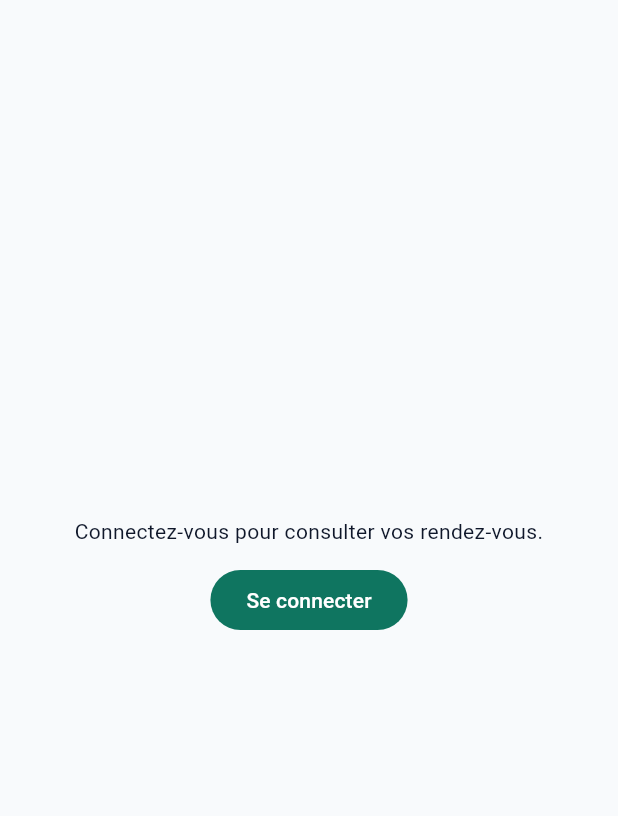
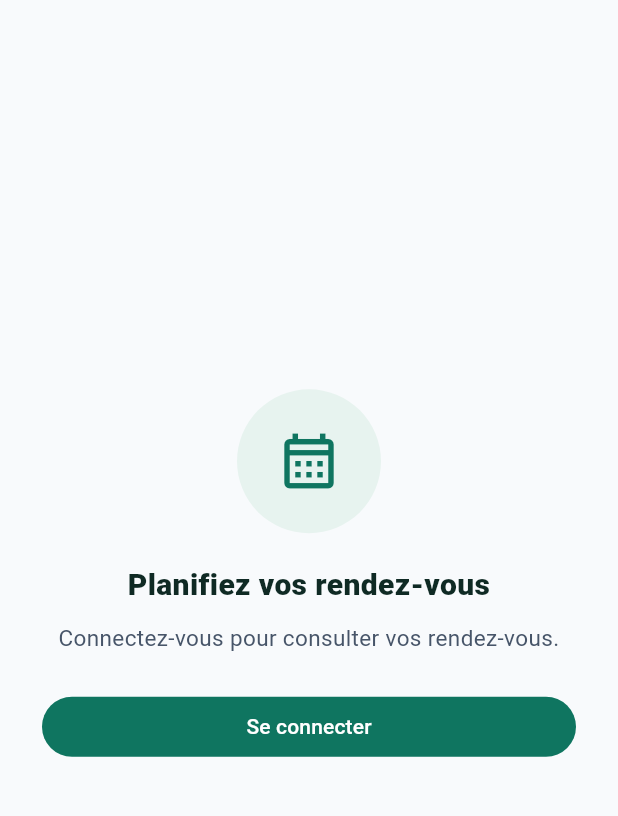
Before and after one commit to Ariles2025-ops/tabibi-mobile, a Flutter app: the screen it shows after launch, item 2 of the bottom bar chosen, on a phone screen of 412 x 824 dp, the part 84-900 px from its top. Run offline on Flutter 3.47's test engine with Material 3 defaults, Android fonts, the phone set to English and light mode, and no system bars; our stand-ins replace flutter_svg, open_filex, shared_preferences; missing offline and left inert: flutter_appauth; network calls fail; project files that could hold a hidden picture were left out.

Commit message:
onglets non connectes: ecran 'Se connecter' epure (icone + titre + bouton), facon Doctolib
Co-Authored-By: Claude Opus 4.8 <noreply@anthropic.com>
Claude-Session: https://claude.ai/code/session_01CCa1DaNUmAZsjfJadZhwzF

```diff
--- a/lib/pages/dawini_page.dart
+++ b/lib/pages/dawini_page.dart
@@ -175,6 +175,8 @@ class _DawiniPageState extends State<DawiniPage> {
   Widget _corps(BuildContext context) {
     if (!_auth.estConnecte) {
       return VueConnexion(
+        icone: Icons.local_pharmacy_outlined,
+        titre: 'Dawini',
         message: _erreur ?? t(context, 'dawini.connectezVous'),
         onSeConnecter: _seConnecter,
       );
--- a/lib/pages/mes_conversations_page.dart
+++ b/lib/pages/mes_conversations_page.dart
@@ -144,6 +144,8 @@ class _MesConversationsPageState extends State<MesConversationsPage> {
   Widget _corps(BuildContext context) {
     if (!_auth.estConnecte) {
       return VueConnexion(
+        icone: Icons.mail_outline,
+        titre: 'Vos messages',
         message: _erreur ?? t(context, 'messagerie.connectezVous'),
         onSeConnecter: _seConnecter,
       );
--- a/lib/pages/mes_rendez_vous_page.dart
+++ b/lib/pages/mes_rendez_vous_page.dart
@@ -351,6 +351,8 @@ class _MesRendezVousPageState extends State<MesRendezVousPage> {
 
   Widget _vueConnexion(BuildContext context) {
     return VueConnexion(
+      icone: Icons.calendar_month_outlined,
+      titre: 'Planifiez vos rendez-vous',
       message: _erreur ?? t(context, 'rdv.connectezVous'),
       onSeConnecter: _seConnecter,
     );
--- a/lib/pages/mes_teleconsultations_page.dart
+++ b/lib/pages/mes_teleconsultations_page.dart
@@ -158,6 +158,8 @@ class _MesTeleconsultationsPageState extends State<MesTeleconsultationsPage> {
   Widget _corps(BuildContext context) {
     if (!_auth.estConnecte) {
       return VueConnexion(
+        icone: Icons.videocam_outlined,
+        titre: 'Teleconsultation',
         message: _erreur ?? t(context, 'tele.connectezVous'),
         onSeConnecter: _seConnecter,
       );
--- a/lib/pages/mon_profil_page.dart
+++ b/lib/pages/mon_profil_page.dart
@@ -189,6 +189,8 @@ class _MonProfilPageState extends State<MonProfilPage> {
   Widget _corps(BuildContext context) {
     if (!_auth.estConnecte) {
       return VueConnexion(
+        icone: Icons.person_outline,
+        titre: 'Votre compte',
         message: _erreur ?? t(context, 'profil.connectezVous'),
         onSeConnecter: _seConnecter,
       );
--- a/lib/widgets/vue_connexion.dart
+++ b/lib/widgets/vue_connexion.dart
@@ -1,27 +1,65 @@
 import 'package:flutter/material.dart';
 
 import '../i18n/langue.dart';
+import '../theme/theme_tabibi.dart';
 
-/// Invitation a se connecter : message centre et bouton « Se connecter ».
+/// Ecran « connectez-vous » epure (facon Doctolib) : icone dans un cercle,
+/// titre, message et bouton « Se connecter » pleine largeur.
 class VueConnexion extends StatelessWidget {
-  const VueConnexion({super.key, required this.message, required this.onSeConnecter});
+  const VueConnexion({
+    super.key,
+    required this.message,
+    required this.onSeConnecter,
+    this.icone = Icons.lock_outline,
+    this.titre,
+  });
 
   final String message;
   final VoidCallback onSeConnecter;
 
+  /// Icone illustrative (par onglet) ; cadenas par defaut.
+  final IconData icone;
+
+  /// Titre court au-dessus du message (optionnel).
+  final String? titre;
+
   @override
   Widget build(BuildContext context) {
     return Center(
-      child: Padding(
-        padding: const EdgeInsets.all(24),
+      child: SingleChildScrollView(
+        padding: const EdgeInsets.all(28),
         child: Column(
           mainAxisSize: MainAxisSize.min,
           children: [
-            Text(message, textAlign: TextAlign.center),
-            const SizedBox(height: 12),
-            FilledButton(
-              onPressed: onSeConnecter,
-              child: Text(t(context, 'commun.seConnecter')),
+            Container(
+              width: 96,
+              height: 96,
+              alignment: Alignment.center,
+              decoration: const BoxDecoration(
+                  color: Tabibi.pastille, shape: BoxShape.circle),
+              child: Icon(icone, size: 44, color: Tabibi.vert),
+            ),
+            const SizedBox(height: 20),
+            if (titre != null) ...[
+              Text(titre!,
+                  textAlign: TextAlign.center,
+                  style: const TextStyle(
+                      fontSize: 20,
+                      fontWeight: FontWeight.w800,
+                      color: Tabibi.ink)),
+              const SizedBox(height: 10),
+            ],
+            Text(message,
+                textAlign: TextAlign.center,
+                style: const TextStyle(
+                    color: Tabibi.texteDoux, height: 1.45, fontSize: 15)),
+            const SizedBox(height: 24),
+            SizedBox(
+              width: double.infinity,
+              child: FilledButton(
+                onPressed: onSeConnecter,
+                child: Text(t(context, 'commun.seConnecter')),
+              ),
             ),
           ],
         ),
```
